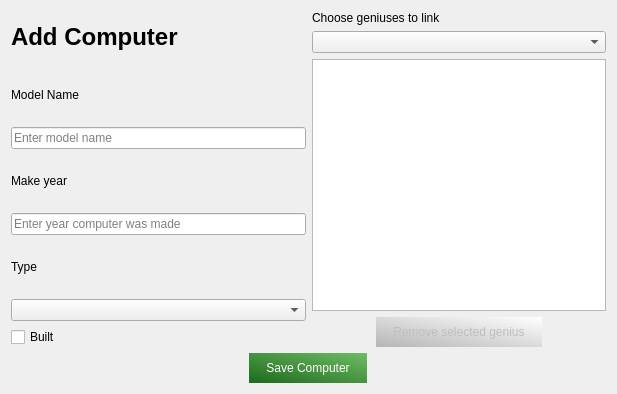
Qt form addcomputer.ui (danielm15/VLN1-2016-Hopur_16) before a commit.
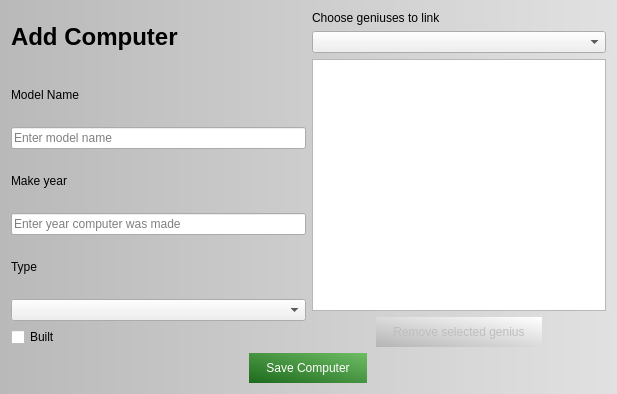
The same form after that commit. Icons and pictures are not drawn.

Commit message: Added gradient to all window backgrounds

Patch:
```diff
--- a/addcomputer.ui
+++ b/addcomputer.ui
@@ -17,6 +17,11 @@
    <iconset resource="resources.qrc">
     <normaloff>:/icons/images/addcomputer.png</normaloff>:/icons/images/addcomputer.png</iconset>
   </property>
+  <property name="styleSheet">
+   <string notr="true">#AddComputer{
+background-color: qlineargradient(spread:pad, x1:0, y1:0, x2:1, y2:0, stop:0 rgba(185, 185, 185, 255), stop:1 rgba(225, 225, 225, 255));
+}</string>
+  </property>
   <layout class="QVBoxLayout" name="verticalLayout">
    <item>
     <layout class="QHBoxLayout" name="horizontalLayout_3">
```
The commit also changes 4 other files.
